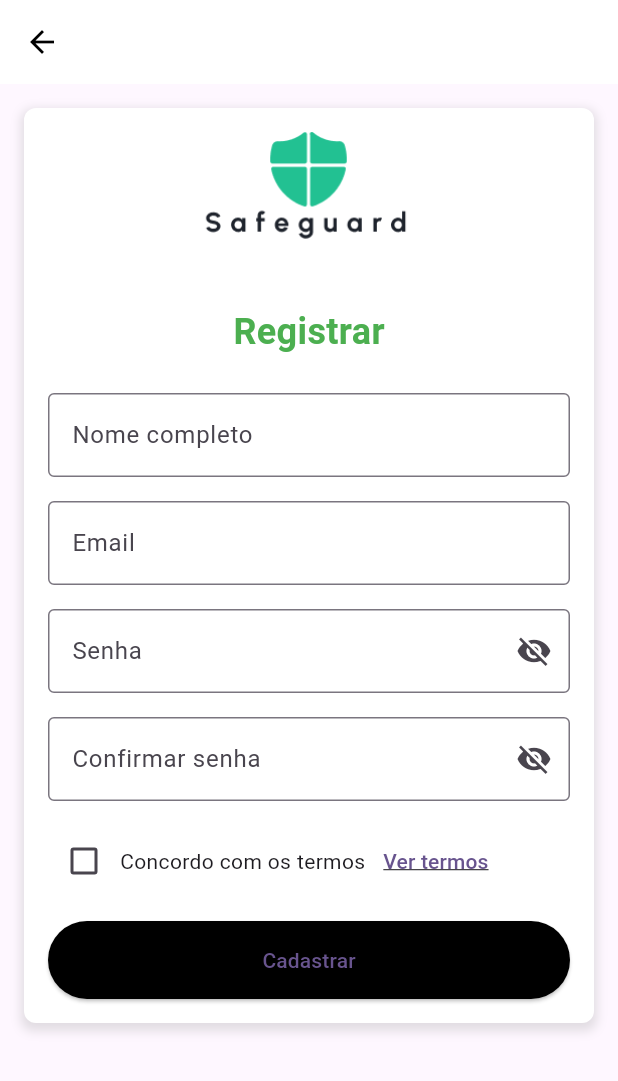
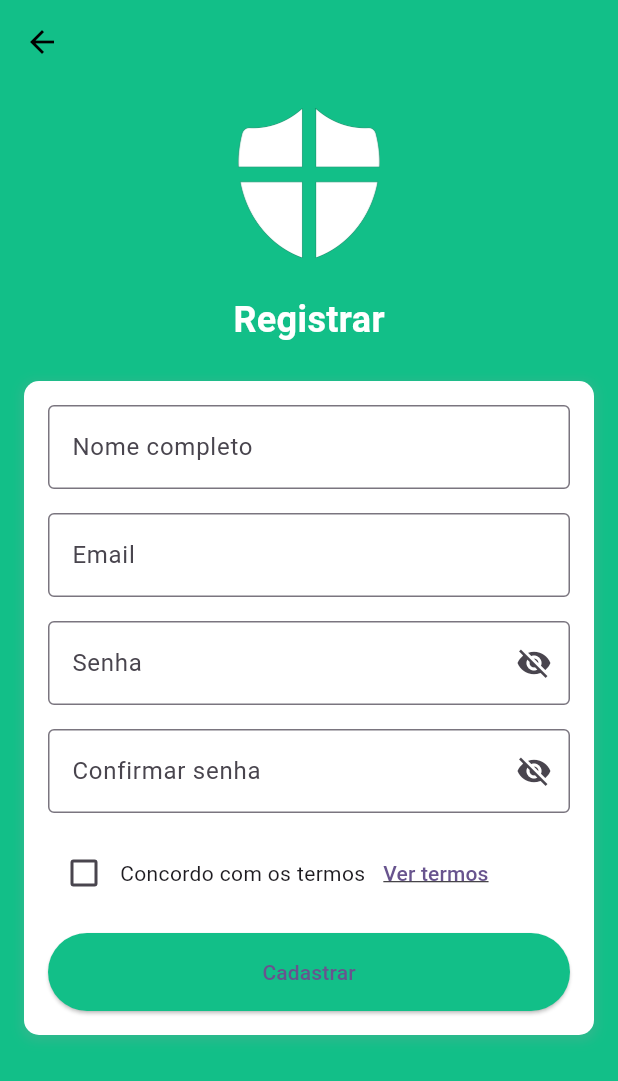
Before and after one commit to jlgozzi/safeguard-v2-flutter, a Flutter app: the LoginPage screen opened directly, after a tap on "Não possui uma conta? Cadastre-se aqui", on a phone screen of 412 x 824 dp. Shown: the top 1081 px of the screen. Run offline on Flutter 3.47's test engine with Material 3 defaults, Android fonts, the light colour scheme and no system bars; missing offline and left inert: postgres.

Commit message:
feat: final colors

```diff
--- a/lib/helpers/configHelper.dart
+++ b/lib/helpers/configHelper.dart
@@ -51,6 +51,8 @@ Future<void> updateUserConfigs(
       },
     );
 
+    session.reload();
+
     await conn.close();
   } catch (e) {
     print('Error updating user configs: $e');
--- a/lib/manager/sessionManager.dart
+++ b/lib/manager/sessionManager.dart
@@ -18,6 +18,11 @@ class SessionManager {
   Map<String, dynamic>? userConfig;
   Map<String, dynamic>? user;
 
+  bool get isDarkMode {
+    return userConfig?['is_dark'] ??
+        false; // Retorna false se userConfig ou IsDark for nulo
+  }
+
   factory SessionManager() {
     return _instance;
   }
--- a/lib/screens/config/index.dart
+++ b/lib/screens/config/index.dart
@@ -1,6 +1,7 @@
 import 'package:flutter/material.dart';
 import 'package:safeguard_v2/helpers/configHelper.dart';
 import 'package:safeguard_v2/manager/sessionManager.dart';
+import 'package:safeguard_v2/screens/dashboard/index.dart';
 
 class UserConfigPage extends StatefulWidget {
   const UserConfigPage({super.key});
@@ -39,6 +40,11 @@ class _UserConfigPageState extends State<UserConfigPage> {
 
     ScaffoldMessenger.of(context).showSnackBar(
       const SnackBar(content: Text('Configurações salvas com sucesso!')),
+    );
+
+    Navigator.push(
+      context,
+      MaterialPageRoute(builder: (context) => const DashboardPage()),
     );
   }
 
--- a/lib/screens/login/index.dart
+++ b/lib/screens/login/index.dart
@@ -14,7 +14,7 @@ class LoginPage extends StatelessWidget {
 
     return Scaffold(
       appBar: AppBar(
-        backgroundColor: Colors.white,
+        backgroundColor: const Color.fromARGB(255, 18, 191, 136),
         leading: IconButton(
           icon: const Icon(Icons.arrow_back, color: Colors.black),
           onPressed: () {
@@ -23,6 +23,7 @@ class LoginPage extends StatelessWidget {
         ),
         elevation: 0,
       ),
+      backgroundColor: const Color.fromARGB(255, 18, 191, 136), // Fundo verde
       body: SingleChildScrollView(
         child: Center(
           child: Padding(
@@ -33,7 +34,7 @@ class LoginPage extends StatelessWidget {
                 SizedBox(
                   height: 100,
                   child:
-                      Image.asset('assets/logo.png'), // Coloque seu logo aqui
+                      Image.asset('assets/logo1.png'), // Coloque seu logo aqui
                 ),
                 const SizedBox(height: 24.0),
                 const Center(
@@ -42,7 +43,7 @@ class LoginPage extends StatelessWidget {
                     style: TextStyle(
                       fontSize: 24.0,
                       fontWeight: FontWeight.bold,
-                      color: Colors.green,
+                      color: Colors.white,
                     ),
                   ),
                 ),
@@ -84,7 +85,8 @@ class LoginPage extends StatelessWidget {
                       ElevatedButton(
                         style: ElevatedButton.styleFrom(
                           padding: const EdgeInsets.all(16.0),
-                          backgroundColor: Colors.black,
+                          backgroundColor:
+                              const Color.fromARGB(255, 18, 191, 136), // Verde
                         ),
                         onPressed: () async {
                           // Obtém os valores dos campos de texto.
@@ -127,6 +129,10 @@ class LoginPage extends StatelessWidget {
                       ),
                       const SizedBox(height: 16.0),
                       TextButton(
+                        style: TextButton.styleFrom(
+                          foregroundColor:
+                              const Color.fromARGB(255, 18, 191, 136), // Verde
+                        ),
                         onPressed: () {
                           Navigator.push(
                             context,
--- a/lib/screens/register/index.dart
+++ b/lib/screens/register/index.dart
@@ -1,5 +1,4 @@
 import 'package:flutter/material.dart';
-import 'package:safeguard_v2/helpers/dbHelper.dart';
 import 'package:safeguard_v2/helpers/userHelper.dart';
 import 'package:safeguard_v2/screens/login/index.dart';
 
@@ -90,7 +89,6 @@ class _RegisterPageState extends State<RegisterPage> {
     );
   }
 
-  // Função para exibir os termos de uso em um modal
   void _showTermsDialog() {
     showDialog(
       context: context,
@@ -122,7 +120,7 @@ class _RegisterPageState extends State<RegisterPage> {
   Widget build(BuildContext context) {
     return Scaffold(
       appBar: AppBar(
-        backgroundColor: Colors.white,
+        backgroundColor: const Color.fromARGB(255, 18, 191, 136),
         leading: IconButton(
           icon: const Icon(Icons.arrow_back, color: Colors.black),
           onPressed: () {
@@ -132,20 +130,39 @@ class _RegisterPageState extends State<RegisterPage> {
         elevation: 0,
       ),
       body: SingleChildScrollView(
+        child: Center(
           child: Padding(
             padding: const EdgeInsets.all(16.0),
-          child: Center(
-            child: Container(
+            child: Column(
+              mainAxisAlignment: MainAxisAlignment.center,
+              children: <Widget>[
+                SizedBox(
+                  height: 100,
+                  child: Image.asset('assets/logo1.png'),
+                ),
+                const SizedBox(height: 24.0),
+                const Center(
+                  child: Text(
+                    'Registrar',
+                    style: TextStyle(
+                      fontSize: 24.0,
+                      fontWeight: FontWeight.bold,
+                      color: Colors.white,
+                    ),
+                  ),
+                ),
+                const SizedBox(height: 24.0),
+                Container(
                   padding: const EdgeInsets.all(16.0),
                   decoration: BoxDecoration(
                     color: Colors.white,
-                borderRadius: BorderRadius.circular(8),
+                    borderRadius: BorderRadius.circular(10.0),
                     boxShadow: [
                       BoxShadow(
-                    color: Colors.grey.withOpacity(0.3),
+                        color: Colors.grey.withOpacity(0.2),
                         spreadRadius: 2,
                         blurRadius: 5,
-                    offset: const Offset(0, 3), // changes position of shadow
+                        offset: const Offset(0, 2),
                       ),
                     ],
                   ),
@@ -154,23 +171,6 @@ class _RegisterPageState extends State<RegisterPage> {
                     child: Column(
                       crossAxisAlignment: CrossAxisAlignment.stretch,
                       children: <Widget>[
-                    SizedBox(
-                      height: 100,
-                      child: Image.asset(
-                          'assets/logo.png'), // Coloque seu logo aqui
-                    ),
-                    const SizedBox(height: 16.0),
-                    const Center(
-                      child: Text(
-                        'Registrar',
-                        style: TextStyle(
-                          fontSize: 24.0,
-                          fontWeight: FontWeight.bold,
-                          color: Colors.green,
-                        ),
-                      ),
-                    ),
-                    const SizedBox(height: 24.0),
                         TextFormField(
                           controller: fullNameController,
                           decoration: const InputDecoration(
@@ -272,7 +272,8 @@ class _RegisterPageState extends State<RegisterPage> {
                         ElevatedButton(
                           style: ElevatedButton.styleFrom(
                             padding: const EdgeInsets.all(16.0),
-                        backgroundColor: Colors.black,
+                            backgroundColor:
+                                const Color.fromARGB(255, 18, 191, 136),
                           ),
                           onPressed: () async {
                             if (_formKey.currentState!.validate()) {
@@ -291,7 +292,8 @@ class _RegisterPageState extends State<RegisterPage> {
                                 print('Usuário cadastrado com sucesso!');
                                 _showSuccessDialog();
                               } catch (e) {
-                            _showErrorDialog('Erro ao cadastrar usuário: $e');
+                                _showErrorDialog(
+                                    'Erro ao cadastrar usuário: $e');
                               }
                             }
                           },
@@ -301,9 +303,12 @@ class _RegisterPageState extends State<RegisterPage> {
                     ),
                   ),
                 ),
+              ],
             ),
           ),
         ),
+      ),
+      backgroundColor: const Color.fromARGB(255, 18, 191, 136),
     );
   }
 }
```
Also changed, not shown: lib/screens/accounts/index.dart (+26 -15 lines), lib/screens/dashboard/index.dart (+46 -14 lines), lib/screens/home/index.dart (+24 -12 lines), lib/screens/password/index.dart (+14 -2 lines), assets/logo1.png (added), assets/logo2.png (added). Lines whose indentation alone changed are shown as unchanged.
